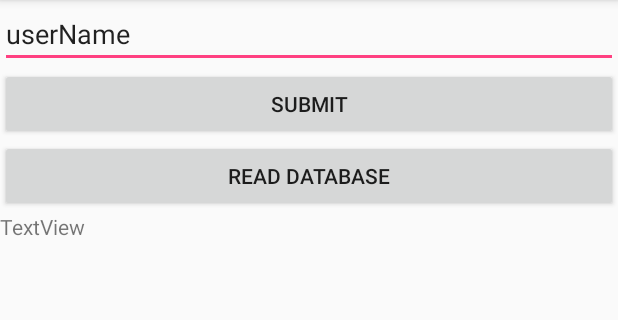
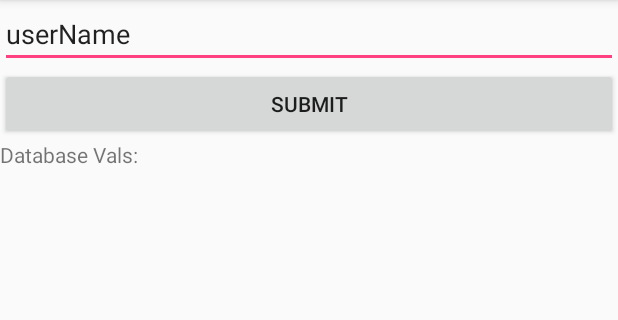
Before and after one commit to sc454/DukeStudy-AndroidApp, an Android app: the screen it shows after launch (MainActivity), in the side drawer, after a tap on "Firebase Ex", on a phone screen of 412 x 824 dp, the part 84-404 px from its top. Run offline under Robolectric (Android 15) with nearby library versions, the phone set to English and light mode, and no system bars; our stand-ins replace Firebase (no records; nobody signed in at launch, a user with empty details on screens opened directly); libraries missing offline, so code that uses them is left out: com.firebase.ui; 2 statements that could not run were skipped.

Commit message:
Added reading from database

```diff
--- a/DukeStudy/app/build.gradle
+++ b/DukeStudy/app/build.gradle
@@ -5,7 +5,7 @@ android {
     buildToolsVersion "25.0.2"
     defaultConfig {
         applicationId "com.ds.DukeStudy"
-        minSdkVersion 15
+        minSdkVersion 16
         targetSdkVersion 25
         versionCode 1
         versionName "1.0"
@@ -30,5 +30,6 @@ dependencies {
     compile 'com.android.support:support-v4:25.2.0'
     testCompile 'junit:junit:4.12'
     compile 'com.google.firebase:firebase-database:10.0.1'
+    compile 'com.firebaseui:firebase-ui:0.6.2'
 }
 apply plugin: 'com.google.gms.google-services'
--- a/DukeStudy/app/src/main/java/com/ds/DukeStudy/FirebaseExFragment.java
+++ b/DukeStudy/app/src/main/java/com/ds/DukeStudy/FirebaseExFragment.java
@@ -4,15 +4,25 @@ import android.content.Context;
 import android.net.Uri;
 import android.os.Bundle;
 import android.support.v4.app.Fragment;
+import android.support.v4.widget.ListViewAutoScrollHelper;
 import android.view.LayoutInflater;
 import android.view.View;
 import android.view.ViewGroup;
+import android.widget.ArrayAdapter;
 import android.widget.Button;
 import android.widget.EditText;
+import android.widget.ListView;
 import android.widget.TextView;
 
+import com.firebase.ui.database.FirebaseListAdapter;
+import com.google.firebase.database.DataSnapshot;
+import com.google.firebase.database.DatabaseError;
 import com.google.firebase.database.DatabaseReference;
 import com.google.firebase.database.FirebaseDatabase;
+import com.google.firebase.database.ValueEventListener;
+
+import java.util.ArrayList;
+import java.util.List;
 
 
 /**
@@ -35,11 +45,13 @@ public class FirebaseExFragment extends Fragment {
     private DatabaseReference mDatabase;
     private String mUserId;
     private EditText usernameEdit;
-    private TextView databaseAns;
+    private ListView databaseAns;
     private Button submitBut;
     private Button readBut;
     private OnFragmentInteractionListener mListener;
-
+    private ArrayList<String> mynames=new ArrayList<String>();
+    private ArrayAdapter<String> adapter;
+    private FirebaseListAdapter<String> adapter1;
     public FirebaseExFragment() {
         // Required empty public constructor
     }
@@ -77,9 +89,41 @@ public class FirebaseExFragment extends Fragment {
         // Inflate the layout for this fragment
         View view=inflater.inflate(R.layout.fragment_firebase_ex, container, false);
         submitBut = (Button) view.findViewById(R.id.submitButton);
-        readBut = (Button) view.findViewById(R.id.readButton);
+        //readBut = (Button) view.findViewById(R.id.readButton);
         usernameEdit = (EditText) view.findViewById(R.id.userNameInput);
-        databaseAns = (TextView) view.findViewById(R.id.dataBaseText);
+        databaseAns = (ListView) view.findViewById(R.id.databaseListView);
+        //Make the array adapter
+        //adapter=new ArrayAdapter<String>(getActivity(), android.R.layout.simple_list_item_1, mynames);
+        DatabaseReference databaseRef = FirebaseDatabase.getInstance().getReference();
+        DatabaseReference notesRef=databaseRef.child("note");
+        adapter1=new FirebaseListAdapter<String>(getActivity(),String.class,android.R.layout.simple_expandable_list_item_1,notesRef) {
+            @Override
+            protected void populateView(View v, String model, int position) {
+                TextView mytext=(TextView) v.findViewById(android.R.id.text1);
+                mytext.setText(model);
+            }
+        };
+        databaseAns.setAdapter(adapter1);
+
+//        databaseRef.child("note").addValueEventListener(new ValueEventListener() {
+//            @Override //Gets data initially and whenever things change
+//            public void onDataChange(DataSnapshot dataSnapshot) {
+//                Iterable<DataSnapshot> mychildren = dataSnapshot.getChildren();
+//                adapter.clear();
+//                mynames.clear();
+//                for (DataSnapshot child: mychildren){
+//                    String curName = child.getValue(String.class);
+//                    mynames.add(curName);
+//                    adapter.notifyDataSetChanged();
+//                }
+//            }
+//
+//            @Override
+//            public void onCancelled(DatabaseError databaseError) {
+//
+//            }
+//        });
+
         // ATTENTION: This was auto-generated to implement the App Indexing API.
         // See https://g.co/AppIndexing/AndroidStudio for more informatio
         submitBut.setOnClickListener(new View.OnClickListener() {
@@ -90,6 +134,14 @@ public class FirebaseExFragment extends Fragment {
                 database.child("note").push().setValue(usernameEdit.getText().toString());
             }
         });
+        /*readBut.setOnClickListener(new View.OnClickListener() {
+            @Override
+            public void onClick(View v) {
+                //Creating firebase object
+
+
+            }
+       });*/
 
         return view;
     }
@@ -118,6 +170,7 @@ public class FirebaseExFragment extends Fragment {
         mListener = null;
     }
 
+
     /**
      * This interface must be implemented by activities that contain this
      * fragment to allow an interaction in this fragment to be communicated
--- a/DukeStudy/app/src/main/res/layout/fragment_firebase_ex.xml
+++ b/DukeStudy/app/src/main/res/layout/fragment_firebase_ex.xml
@@ -21,17 +21,15 @@
         android:layout_width="match_parent"
         android:layout_height="wrap_content"
         android:id="@+id/submitButton" />
-    <Button
-        android:text="Read Database"
+    <TextView
+        android:text="Database Vals:"
         android:layout_width="match_parent"
         android:layout_height="wrap_content"
-        android:id="@+id/readButton" />
+        android:id="@+id/textDBIntro" />
 
-    <TextView
-        android:text="TextView"
+    <ListView
         android:layout_width="match_parent"
-        android:layout_height="wrap_content"
-        android:id="@+id/dataBaseText"
-        android:layout_weight="0.24" />
+        android:layout_height="match_parent"
+        android:id="@+id/databaseListView"/>
 
 </LinearLayout>
```
